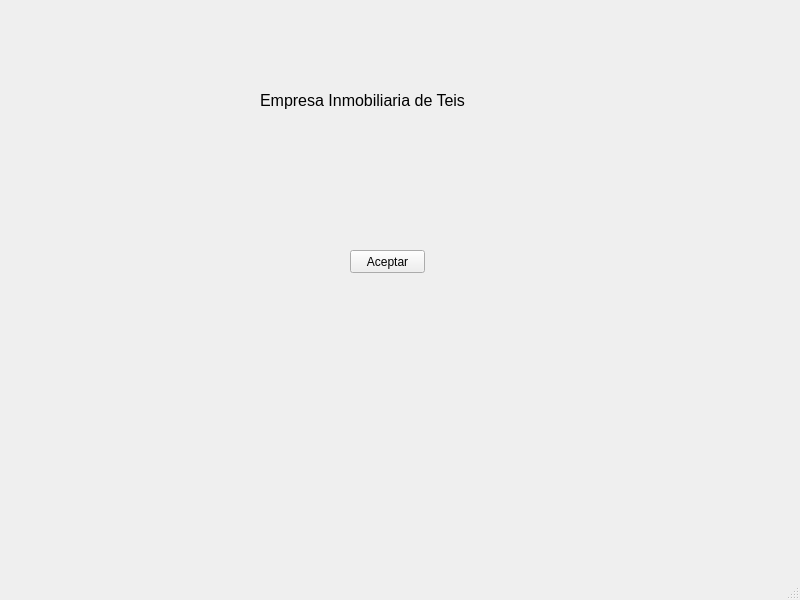
First picture: the form in ventPrincipal.ui, repository Manuerty/ProyecyoDI, before the edit.
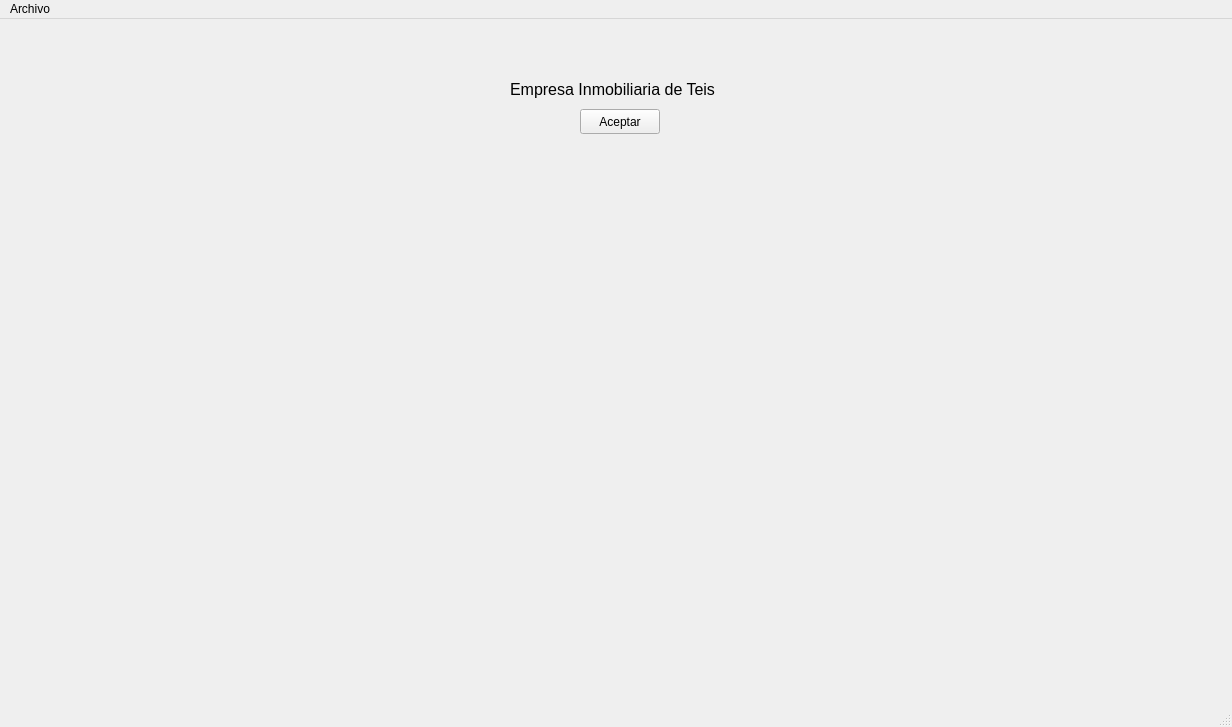
Second picture: the form after the edit.

```diff
--- a/ventPrincipal.ui
+++ b/ventPrincipal.ui
@@ -6,8 +6,8 @@
    <rect>
     <x>0</x>
     <y>0</y>
-    <width>800</width>
-    <height>600</height>
+    <width>1232</width>
+    <height>727</height>
    </rect>
   </property>
   <property name="windowTitle">
@@ -17,12 +17,24 @@
    <widget class="QPushButton" name="pushButton">
     <property name="geometry">
      <rect>
-      <x>350</x>
-      <y>250</y>
-      <width>75</width>
-      <height>23</height>
+      <x>580</x>
+      <y>90</y>
+      <width>80</width>
+      <height>25</height>
      </rect>
     </property>
+    <property name="minimumSize">
+     <size>
+      <width>80</width>
+      <height>25</height>
+     </size>
+    </property>
+    <property name="maximumSize">
+     <size>
+      <width>80</width>
+      <height>25</height>
+     </size>
+    </property>
     <property name="text">
      <string>Aceptar</string>
     </property>
@@ -30,8 +42,8 @@
    <widget class="QLabel" name="ibTitulo">
     <property name="geometry">
      <rect>
-      <x>260</x>
-      <y>90</y>
+      <x>510</x>
+      <y>60</y>
       <width>221</width>
       <height>20</height>
      </rect>
@@ -51,10 +63,17 @@
     <rect>
      <x>0</x>
      <y>0</y>
-     <width>800</width>
+     <width>1232</width>
      <height>21</height>
     </rect>
    </property>
+   <widget class="QMenu" name="menuSalir">
+    <property name="title">
+     <string>Archivo</string>
+    </property>
+    <addaction name="actionSalir"/>
+   </widget>
+   <addaction name="menuSalir"/>
   </widget>
   <widget class="QStatusBar" name="statusbar"/>
  </widget>
```
Left out of the diff: 5 changed lines with no effect on the pictures.
